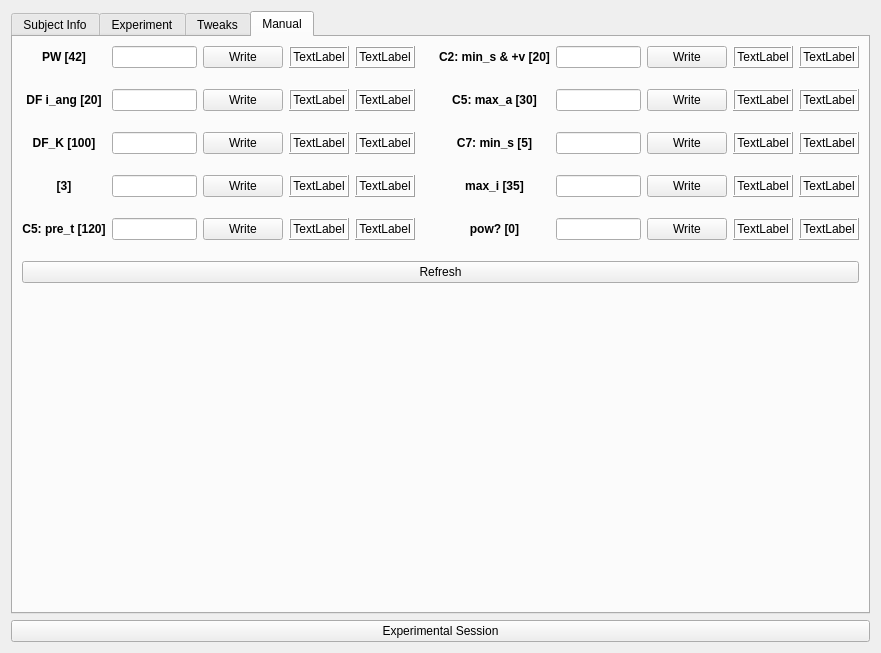
First picture: the form in ui/w_usertesting.ui, repository johnbatzer18/biomech_flexsea-plan, before the edit.
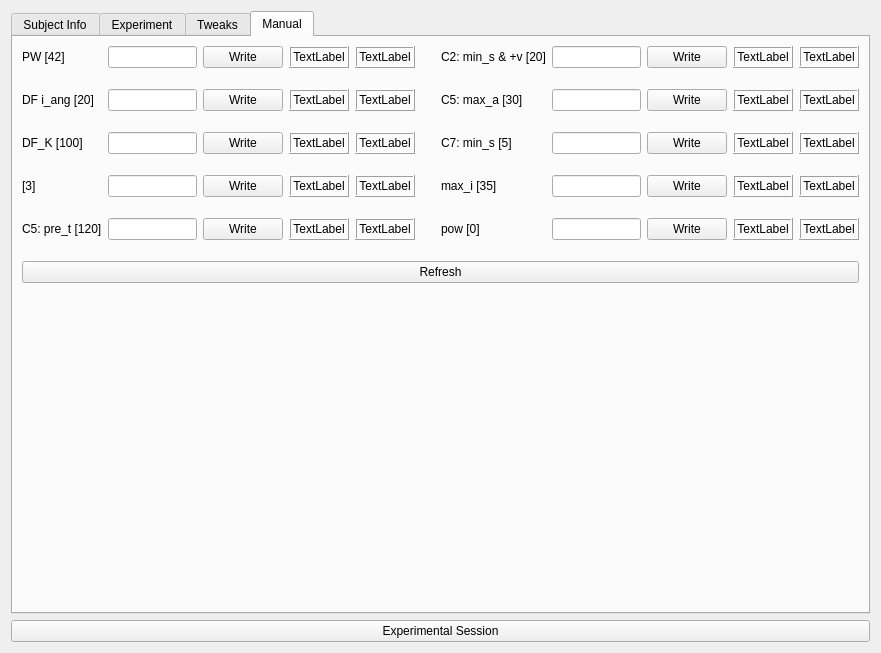
Second picture: the form after the edit.

Commit message: Cosmetic changes (text alignement, not bold, typo, etc.), disabled step energy integral code, removed duplicate energy/Joules label

Diff of the .ui file:
```diff
--- a/ui/w_usertesting.ui
+++ b/ui/w_usertesting.ui
@@ -1791,13 +1791,13 @@
             </sizepolicy>
            </property>
            <property name="text">
-            <string>&lt;html&gt;&lt;head/&gt;&lt;body&gt;&lt;p&gt;&lt;span style=&quot; font-weight:600;&quot;&gt;C7: min_s [5]&lt;/span&gt;&lt;/p&gt;&lt;/body&gt;&lt;/html&gt;</string>
+            <string>&lt;html&gt;&lt;head/&gt;&lt;body&gt;&lt;p&gt;C7: min_s [5]&lt;/p&gt;&lt;/body&gt;&lt;/html&gt;</string>
            </property>
            <property name="textFormat">
             <enum>Qt::RichText</enum>
            </property>
            <property name="alignment">
-            <set>Qt::AlignCenter</set>
+            <set>Qt::AlignLeading|Qt::AlignLeft|Qt::AlignVCenter</set>
            </property>
           </widget>
          </item>
@@ -1829,13 +1829,13 @@
             </sizepolicy>
            </property>
            <property name="text">
-            <string>&lt;html&gt;&lt;head/&gt;&lt;body&gt;&lt;p&gt;&lt;span style=&quot; font-weight:600;&quot;&gt;[3]&lt;/span&gt;&lt;/p&gt;&lt;/body&gt;&lt;/html&gt;</string>
+            <string>&lt;html&gt;&lt;head/&gt;&lt;body&gt;&lt;p&gt;[3]&lt;/p&gt;&lt;/body&gt;&lt;/html&gt;</string>
            </property>
            <property name="textFormat">
             <enum>Qt::RichText</enum>
            </property>
            <property name="alignment">
-            <set>Qt::AlignCenter</set>
+            <set>Qt::AlignLeading|Qt::AlignLeft|Qt::AlignVCenter</set>
            </property>
           </widget>
          </item>
@@ -1848,13 +1848,13 @@
             </sizepolicy>
            </property>
            <property name="text">
-            <string>&lt;html&gt;&lt;head/&gt;&lt;body&gt;&lt;p&gt;&lt;span style=&quot; font-weight:600;&quot;&gt;max_i [35]&lt;/span&gt;&lt;/p&gt;&lt;/body&gt;&lt;/html&gt;</string>
+            <string>&lt;html&gt;&lt;head/&gt;&lt;body&gt;&lt;p&gt;max_i [35]&lt;/p&gt;&lt;/body&gt;&lt;/html&gt;</string>
            </property>
            <property name="textFormat">
             <enum>Qt::RichText</enum>
            </property>
            <property name="alignment">
-            <set>Qt::AlignCenter</set>
+            <set>Qt::AlignLeading|Qt::AlignLeft|Qt::AlignVCenter</set>
            </property>
           </widget>
          </item>
@@ -1874,13 +1874,13 @@
             </sizepolicy>
            </property>
            <property name="text">
-            <string>&lt;html&gt;&lt;head/&gt;&lt;body&gt;&lt;p&gt;&lt;span style=&quot; font-weight:600;&quot;&gt;DF_K [100]&lt;/span&gt;&lt;/p&gt;&lt;/body&gt;&lt;/html&gt;</string>
+            <string>&lt;html&gt;&lt;head/&gt;&lt;body&gt;&lt;p&gt;DF_K [100]&lt;/p&gt;&lt;/body&gt;&lt;/html&gt;</string>
            </property>
            <property name="textFormat">
             <enum>Qt::RichText</enum>
            </property>
            <property name="alignment">
-            <set>Qt::AlignCenter</set>
+            <set>Qt::AlignLeading|Qt::AlignLeft|Qt::AlignVCenter</set>
            </property>
           </widget>
          </item>
@@ -1893,13 +1893,13 @@
             </sizepolicy>
            </property>
            <property name="text">
-            <string>&lt;html&gt;&lt;head/&gt;&lt;body&gt;&lt;p&gt;&lt;span style=&quot; font-weight:600;&quot;&gt;DF i_ang [20]&lt;/span&gt;&lt;/p&gt;&lt;/body&gt;&lt;/html&gt;</string>
+            <string>&lt;html&gt;&lt;head/&gt;&lt;body&gt;&lt;p&gt;DF i_ang [20]&lt;/p&gt;&lt;/body&gt;&lt;/html&gt;</string>
            </property>
            <property name="textFormat">
             <enum>Qt::RichText</enum>
            </property>
            <property name="alignment">
-            <set>Qt::AlignCenter</set>
+            <set>Qt::AlignLeading|Qt::AlignLeft|Qt::AlignVCenter</set>
            </property>
           </widget>
          </item>
@@ -1912,13 +1912,13 @@
             </sizepolicy>
            </property>
            <property name="text">
-            <string>&lt;html&gt;&lt;head/&gt;&lt;body&gt;&lt;p&gt;&lt;span style=&quot; font-weight:600;&quot;&gt;PW [42]&lt;/span&gt;&lt;/p&gt;&lt;/body&gt;&lt;/html&gt;</string>
+            <string>&lt;html&gt;&lt;head/&gt;&lt;body&gt;&lt;p&gt;PW [42]&lt;/p&gt;&lt;/body&gt;&lt;/html&gt;</string>
            </property>
            <property name="textFormat">
             <enum>Qt::RichText</enum>
            </property>
            <property name="alignment">
-            <set>Qt::AlignCenter</set>
+            <set>Qt::AlignLeading|Qt::AlignLeft|Qt::AlignVCenter</set>
            </property>
           </widget>
          </item>
@@ -1972,13 +1972,13 @@
             </sizepolicy>
            </property>
            <property name="text">
-            <string>&lt;html&gt;&lt;head/&gt;&lt;body&gt;&lt;p&gt;&lt;span style=&quot; font-weight:600;&quot;&gt;C5: pre_t [120]&lt;/span&gt;&lt;/p&gt;&lt;/body&gt;&lt;/html&gt;</string>
+            <string>&lt;html&gt;&lt;head/&gt;&lt;body&gt;&lt;p&gt;C5: pre_t [120]&lt;/p&gt;&lt;/body&gt;&lt;/html&gt;</string>
            </property>
            <property name="textFormat">
             <enum>Qt::RichText</enum>
            </property>
            <property name="alignment">
-            <set>Qt::AlignCenter</set>
+            <set>Qt::AlignLeading|Qt::AlignLeft|Qt::AlignVCenter</set>
            </property>
           </widget>
          </item>
@@ -2070,13 +2070,13 @@
             </sizepolicy>
            </property>
            <property name="text">
-            <string>&lt;html&gt;&lt;head/&gt;&lt;body&gt;&lt;p&gt;&lt;span style=&quot; font-weight:600;&quot;&gt;C2: min_s &amp;amp; +v [20]&lt;/span&gt;&lt;/p&gt;&lt;/body&gt;&lt;/html&gt;</string>
+            <string>&lt;html&gt;&lt;head/&gt;&lt;body&gt;&lt;p&gt;C2: min_s &amp;amp; +v [20]&lt;/p&gt;&lt;/body&gt;&lt;/html&gt;</string>
            </property>
            <property name="textFormat">
             <enum>Qt::RichText</enum>
            </property>
            <property name="alignment">
-            <set>Qt::AlignCenter</set>
+            <set>Qt::AlignLeading|Qt::AlignLeft|Qt::AlignVCenter</set>
            </property>
           </widget>
          </item>
@@ -2108,13 +2108,13 @@
             </sizepolicy>
            </property>
            <property name="text">
-            <string>&lt;html&gt;&lt;head/&gt;&lt;body&gt;&lt;p&gt;&lt;span style=&quot; font-weight:600;&quot;&gt;C5: max_a [30]&lt;/span&gt;&lt;/p&gt;&lt;/body&gt;&lt;/html&gt;</string>
+            <string>&lt;html&gt;&lt;head/&gt;&lt;body&gt;&lt;p&gt;C5: max_a [30]&lt;/p&gt;&lt;/body&gt;&lt;/html&gt;</string>
            </property>
            <property name="textFormat">
             <enum>Qt::RichText</enum>
            </property>
            <property name="alignment">
-            <set>Qt::AlignCenter</set>
+            <set>Qt::AlignLeading|Qt::AlignLeft|Qt::AlignVCenter</set>
            </property>
           </widget>
          </item>
@@ -2436,13 +2436,13 @@
             </sizepolicy>
            </property>
            <property name="text">
-            <string>&lt;html&gt;&lt;head/&gt;&lt;body&gt;&lt;p&gt;&lt;span style=&quot; font-weight:600;&quot;&gt;pow? [0]&lt;/span&gt;&lt;/p&gt;&lt;/body&gt;&lt;/html&gt;</string>
+            <string>&lt;html&gt;&lt;head/&gt;&lt;body&gt;&lt;p&gt;pow [0]&lt;/p&gt;&lt;/body&gt;&lt;/html&gt;</string>
            </property>
            <property name="textFormat">
             <enum>Qt::RichText</enum>
            </property>
            <property name="alignment">
-            <set>Qt::AlignCenter</set>
+            <set>Qt::AlignLeading|Qt::AlignLeft|Qt::AlignVCenter</set>
            </property>
           </widget>
          </item>
```
The commit also changes 2 other files.
